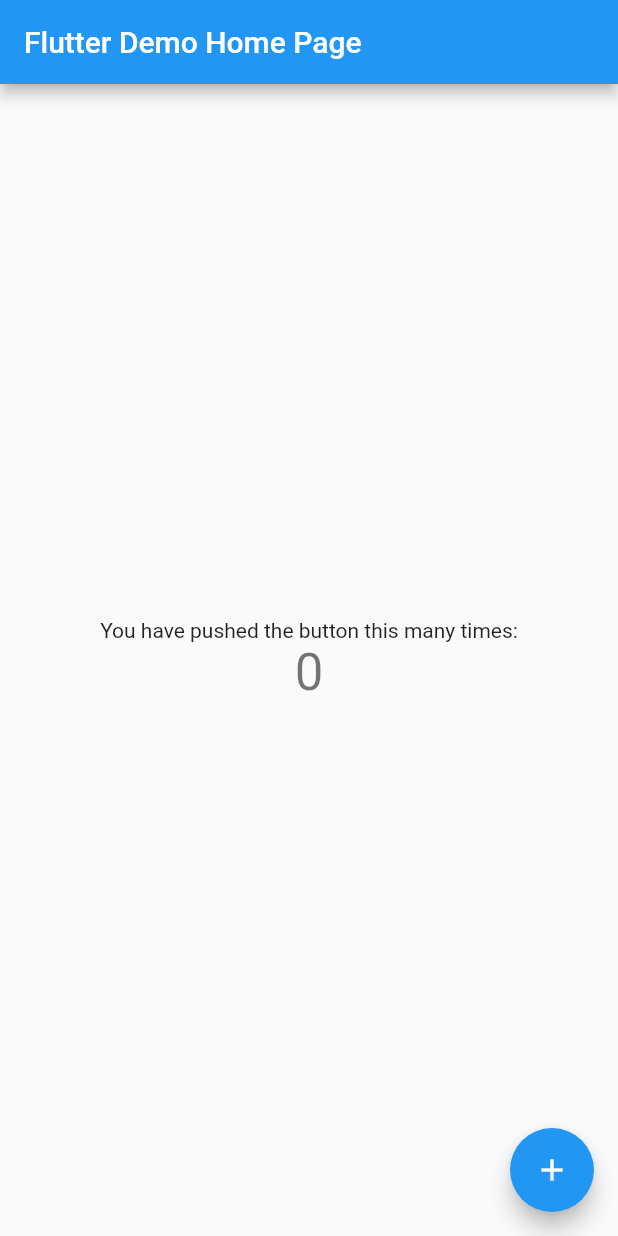
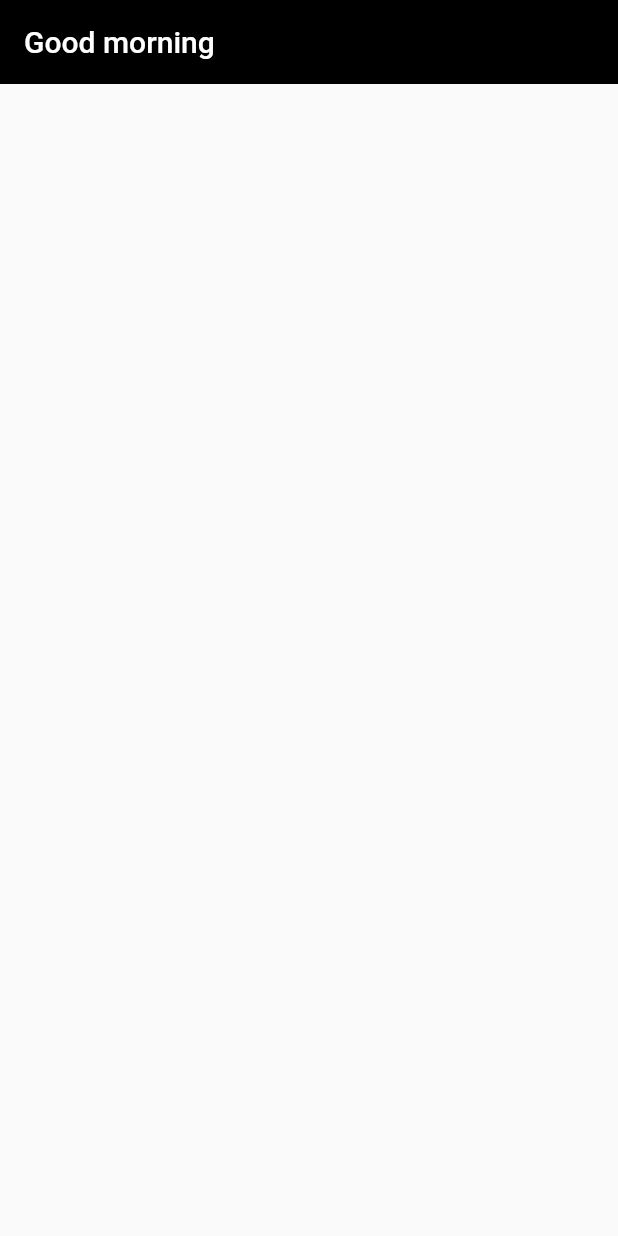
Before and after one commit to soham1sawant/Spotify-Clone, a Flutter app: the screen it shows after launch, on a phone screen of 412 x 824 dp. Run offline on Flutter 3.47's test engine with Material 2 defaults, Android fonts, the phone set to English and light mode, and no system bars.

Commit message:
startes with top bar

```diff
--- a/lib/main.dart
+++ b/lib/main.dart
@@ -1,113 +1,33 @@
 import 'package:flutter/material.dart';
 
 void main() {
-  runApp(MyApp());
+  runApp(SpotifyClone());
 }
 
-class MyApp extends StatelessWidget {
-  // This widget is the root of your application.
+class SpotifyClone extends StatelessWidget {
   @override
   Widget build(BuildContext context) {
     return MaterialApp(
-      title: 'Flutter Demo',
-      theme: ThemeData(
-        // This is the theme of your application.
-        //
-        // Try running your application with "flutter run". You'll see the
-        // application has a blue toolbar. Then, without quitting the app, try
-        // changing the primarySwatch below to Colors.green and then invoke
-        // "hot reload" (press "r" in the console where you ran "flutter run",
-        // or simply save your changes to "hot reload" in a Flutter IDE).
-        // Notice that the counter didn't reset back to zero; the application
-        // is not restarted.
-        primarySwatch: Colors.blue,
-      ),
-      home: MyHomePage(title: 'Flutter Demo Home Page'),
+      home: HomePage(),
     );
   }
 }
 
-class MyHomePage extends StatefulWidget {
-  MyHomePage({Key key, this.title}) : super(key: key);
-
-  // This widget is the home page of your application. It is stateful, meaning
-  // that it has a State object (defined below) that contains fields that affect
-  // how it looks.
-
-  // This class is the configuration for the state. It holds the values (in this
-  // case the title) provided by the parent (in this case the App widget) and
-  // used by the build method of the State. Fields in a Widget subclass are
-  // always marked "final".
-
-  final String title;
-
-  @override
-  _MyHomePageState createState() => _MyHomePageState();
-}
-
-class _MyHomePageState extends State<MyHomePage> {
-  int _counter = 0;
-
-  void _incrementCounter() {
-    setState(() {
-      // This call to setState tells the Flutter framework that something has
-      // changed in this State, which causes it to rerun the build method below
-      // so that the display can reflect the updated values. If we changed
-      // _counter without calling setState(), then the build method would not be
-      // called again, and so nothing would appear to happen.
-      _counter++;
-    });
-  }
-
+class HomePage extends StatelessWidget {
   @override
   Widget build(BuildContext context) {
-    // This method is rerun every time setState is called, for instance as done
-    // by the _incrementCounter method above.
-    //
-    // The Flutter framework has been optimized to make rerunning build methods
-    // fast, so that you can just rebuild anything that needs updating rather
-    // than having to individually change instances of widgets.
     return Scaffold(
       appBar: AppBar(
-        // Here we take the value from the MyHomePage object that was created by
-        // the App.build method, and use it to set our appbar title.
-        title: Text(widget.title),
+        brightness: Brightness.dark,
+        title: Text(
+          'Good morning',
+          style: TextStyle(
+            color: Colors.white,
+          ),
+        ),
+        backgroundColor: Colors.black,
+        elevation: 0.0,
       ),
-      body: Center(
-        // Center is a layout widget. It takes a single child and positions it
-        // in the middle of the parent.
-        child: Column(
-          // Column is also a layout widget. It takes a list of children and
-          // arranges them vertically. By default, it sizes itself to fit its
-          // children horizontally, and tries to be as tall as its parent.
-          //
-          // Invoke "debug painting" (press "p" in the console, choose the
-          // "Toggle Debug Paint" action from the Flutter Inspector in Android
-          // Studio, or the "Toggle Debug Paint" command in Visual Studio Code)
-          // to see the wireframe for each widget.
-          //
-          // Column has various properties to control how it sizes itself and
-          // how it positions its children. Here we use mainAxisAlignment to
-          // center the children vertically; the main axis here is the vertical
-          // axis because Columns are vertical (the cross axis would be
-          // horizontal).
-          mainAxisAlignment: MainAxisAlignment.center,
-          children: <Widget>[
-            Text(
-              'You have pushed the button this many times:',
-            ),
-            Text(
-              '$_counter',
-              style: Theme.of(context).textTheme.headline4,
-            ),
-          ],
-        ),
-      ),
-      floatingActionButton: FloatingActionButton(
-        onPressed: _incrementCounter,
-        tooltip: 'Increment',
-        child: Icon(Icons.add),
-      ), // This trailing comma makes auto-formatting nicer for build methods.
     );
   }
 }
```
